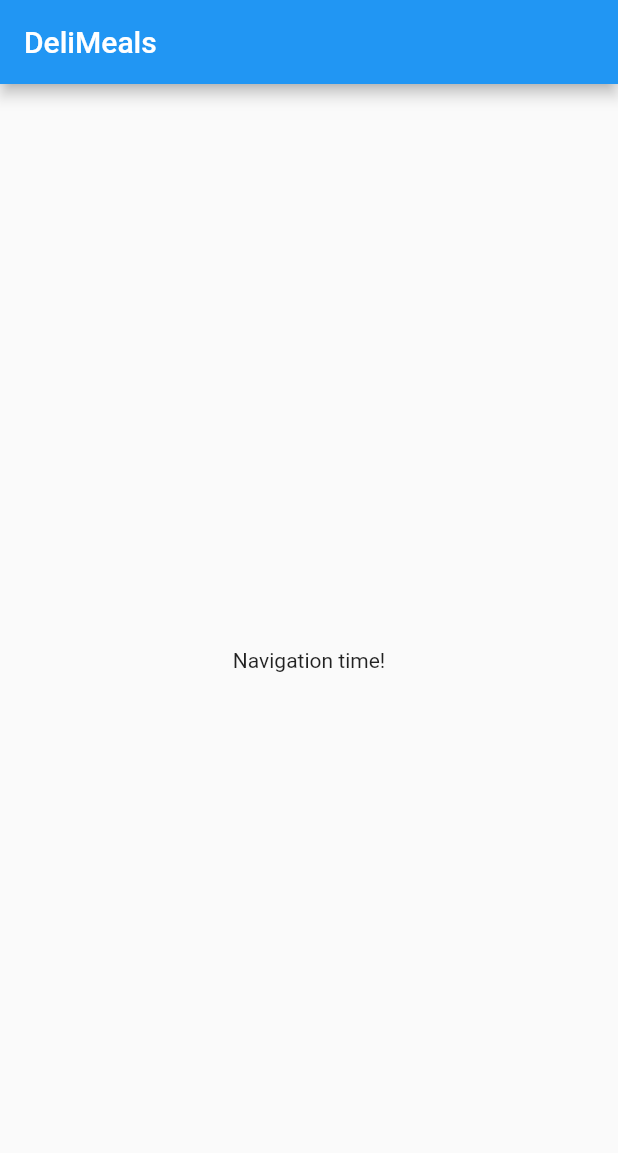
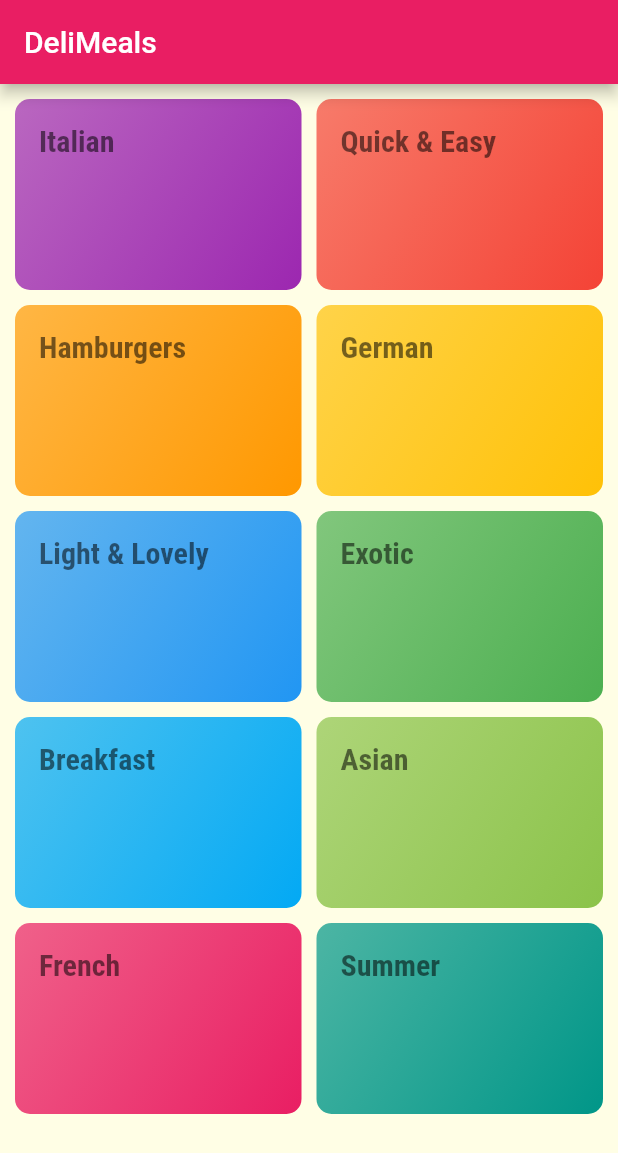
Before and after one commit to manuelwils/meals_app, a Flutter app: the screen it shows after launch, on a phone screen of 412 x 824 dp. Shown: the top 1153 px of the screen. Run offline on Flutter 3.47's test engine with Material 2 defaults, Android fonts, the phone set to English and light mode, and no system bars.

Commit message:
setting up app theme

```diff
--- /dev/null
+++ b/lib/categories_screens.dart
@@ -0,0 +1,29 @@
+import 'package:flutter/material.dart';
+import 'package:meals_app/category_item.dart';
+
+import './dummy_data.dart';
+
+class CategoriesScreen extends StatelessWidget {
+  const CategoriesScreen({Key? key}) : super(key: key);
+
+  @override
+  Widget build(BuildContext context) {
+    return Scaffold(
+      appBar: AppBar(
+        title: const Text('DeliMeals'),
+      ),
+      body: GridView(
+        gridDelegate: const SliverGridDelegateWithMaxCrossAxisExtent(
+          maxCrossAxisExtent: 200,
+          childAspectRatio: 1.5,
+          crossAxisSpacing: 10,
+          mainAxisSpacing: 10,
+        ),
+        padding: const EdgeInsets.all(10),
+        children: dummyCategories
+            .map((catData) => CategoryItem(catData.title!, catData.color))
+            .toList(),
+      ),
+    );
+  }
+}
--- /dev/null
+++ b/lib/category_item.dart
@@ -0,0 +1,26 @@
+import 'package:flutter/material.dart';
+
+class CategoryItem extends StatelessWidget {
+  final String title;
+  final Color color;
+  const CategoryItem(this.title, this.color);
+
+  @override
+  Widget build(BuildContext context) {
+    return Container(
+      padding: const EdgeInsets.all(16),
+      child: Text(
+        title,
+        style: Theme.of(context).textTheme.headline1,
+      ),
+      decoration: BoxDecoration(
+        gradient: LinearGradient(
+          colors: [color.withOpacity(0.7), color],
+          begin: Alignment.topLeft,
+          end: Alignment.bottomRight,
+        ),
+        borderRadius: BorderRadius.circular(10),
+      ),
+    );
+  }
+}
--- /dev/null
+++ b/lib/dummy_data.dart
@@ -0,0 +1,56 @@
+import 'package:flutter/material.dart';
+
+import './models/category.dart';
+
+const List<Category> dummyCategories = [
+  Category(
+    id: 'c1',
+    title: 'Italian',
+    color: Colors.purple,
+  ),
+  Category(
+    id: 'c2',
+    title: 'Quick & Easy',
+    color: Colors.red,
+  ),
+  Category(
+    id: 'c3',
+    title: 'Hamburgers',
+    color: Colors.orange,
+  ),
+  Category(
+    id: 'c4',
+    title: 'German',
+    color: Colors.amber,
+  ),
+  Category(
+    id: 'c5',
+    title: 'Light & Lovely',
+    color: Colors.blue,
+  ),
+  Category(
+    id: 'c6',
+    title: 'Exotic',
+    color: Colors.green,
+  ),
+  Category(
+    id: 'c7',
+    title: 'Breakfast',
+    color: Colors.lightBlue,
+  ),
+  Category(
+    id: 'c8',
+    title: 'Asian',
+    color: Colors.lightGreen,
+  ),
+  Category(
+    id: 'c9',
+    title: 'French',
+    color: Colors.pink,
+  ),
+  Category(
+    id: 'c10',
+    title: 'Summer',
+    color: Colors.teal,
+  ),
+];
--- a/lib/main.dart
+++ b/lib/main.dart
@@ -1,4 +1,6 @@
 import 'package:flutter/material.dart';
+
+import './categories_screens.dart';
 
 void main() => runApp(const MyApp());
 
@@ -10,30 +12,25 @@ class MyApp extends StatelessWidget {
     return MaterialApp(
       title: 'DeliMeals',
       theme: ThemeData(
-        primarySwatch: Colors.blue,
+        primarySwatch: Colors.pink,
+        accentColor: Colors.amber,
+        canvasColor: const Color.fromRGBO(255, 254, 229, 1),
+        fontFamily: 'Raleway',
+        textTheme: ThemeData.light().textTheme.copyWith(
+              headline1: const TextStyle(
+                fontSize: 20,
+                fontFamily: 'RobotoCondensed',
+                fontWeight: FontWeight.bold,
+              ),
+              bodyText1: const TextStyle(
+                color: Color.fromRGBO(20, 51, 51, 1),
+              ),
+              bodyText2: const TextStyle(
+                color: Color.fromRGBO(20, 51, 51, 1),
+              ),
+            ),
       ),
-      home: const MyHomePage(),
+      home: const CategoriesScreen(),
     );
   }
 }
-
-class MyHomePage extends StatefulWidget {
-  const MyHomePage({Key? key}) : super(key: key);
-
-  @override
-  _MyHomePageState createState() => _MyHomePageState();
-}
-
-class _MyHomePageState extends State<MyHomePage> {
-  @override
-  Widget build(BuildContext context) {
-    return Scaffold(
-      appBar: AppBar(
-        title: const Text('DeliMeals'),
-      ),
-      body: const Center(
-        child: Text('Navigation time!'),
-      ),
-    );
-  }
-}
--- /dev/null
+++ b/lib/models/category.dart
@@ -0,0 +1,11 @@
+import 'package:flutter/cupertino.dart';
+import 'package:flutter/material.dart';
+
+class Category {
+  final String? id;
+  final String? title;
+  final Color color;
+
+  const Category(
+      {@required this.id, @required this.title, this.color = Colors.orange});
+}
```
Also changed, not shown: pubspec.yaml (+17 -7 lines), assets/fonts/Raleway-Black.ttf (added), assets/fonts/Raleway-Bold.ttf (added), assets/fonts/Raleway-Regular.ttf (added), assets/fonts/RobotoCondensed-Bold.ttf (added), assets/fonts/RobotoCondensed-Italic.ttf (added), assets/fonts/RobotoCondensed-Light.ttf (added), assets/fonts/RobotoCondensed-Regular.ttf (added).
